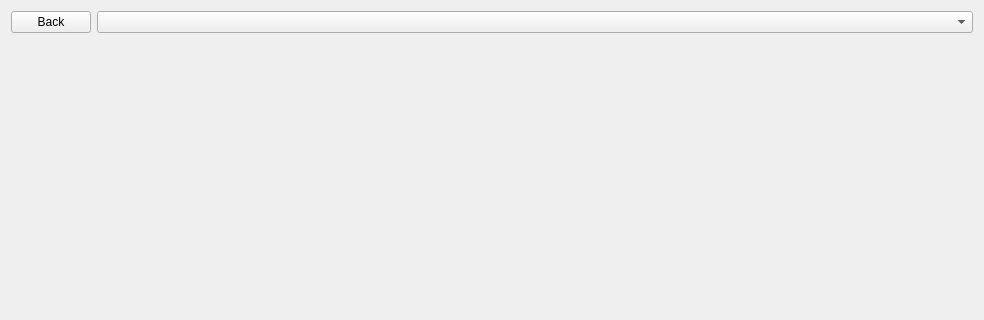
Above: src/ui/widgets/complex/ChainEditorWidget.ui from Qv2ray/Qv2ray before the change; both pictures show x 0 to 984 and y 0 to 320 of the 984 by 594 pixel window. Below: the same form after it.
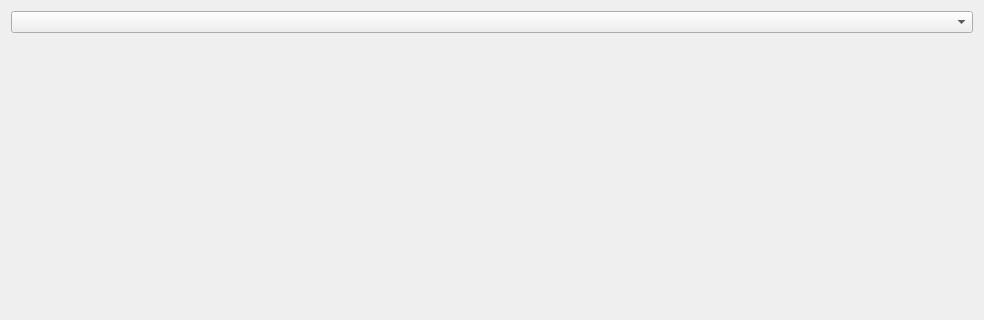
That is the form after the change.

Commit message: add: added ChainEditor, with looped and broken chains checker

The edit to the form file:
```diff
--- a/src/ui/widgets/complex/ChainEditorWidget.ui
+++ b/src/ui/widgets/complex/ChainEditorWidget.ui
@@ -13,16 +13,9 @@
   <property name="windowTitle">
    <string>Form</string>
   </property>
-  <layout class="QVBoxLayout" name="verticalLayout" stretch="0,1">
+  <layout class="QVBoxLayout" name="verticalLayout" stretch="0,0,1">
    <item>
-    <layout class="QHBoxLayout" name="horizontalLayout" stretch="0,1">
-     <item>
-      <widget class="QPushButton" name="pushButton">
-       <property name="text">
-        <string>Back</string>
-       </property>
-      </widget>
-     </item>
+    <layout class="QHBoxLayout" name="horizontalLayout" stretch="1">
      <item>
       <widget class="QComboBox" name="chainComboBox"/>
      </item>
```
Left out of the diff: 7 changed lines with no effect on the pictures. The commit also changes 11 other files.
